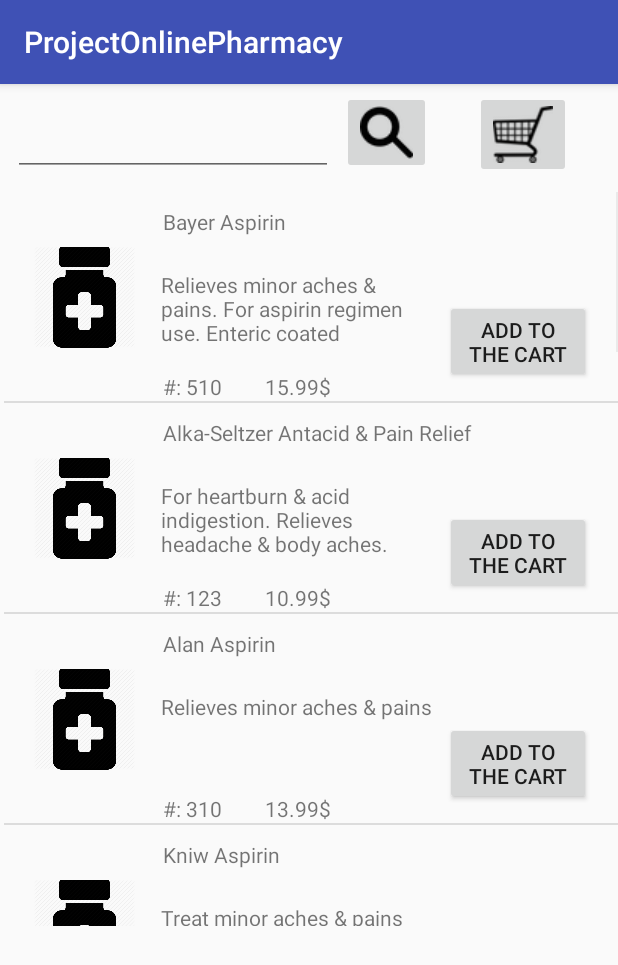
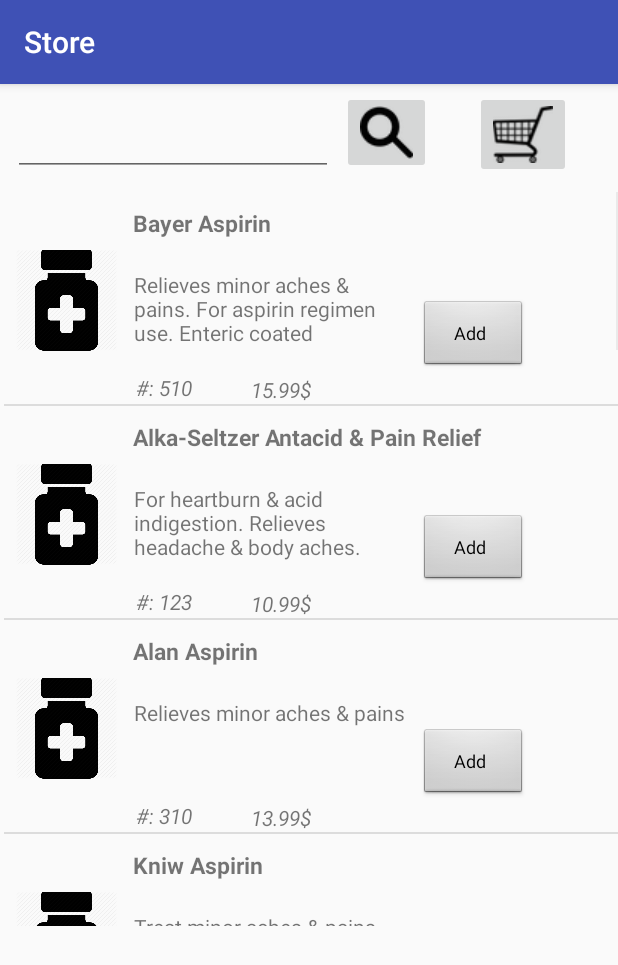
Before and after one commit to DuyTang1112/ProjectOnlinePharmacy, an Android app: the Main screen opened directly, with no data from a screen before it, on a phone screen of 412 x 824 dp. Shown: the top 965 px of the screen. Run offline under Robolectric (Android 15) with nearby library versions, the phone set to English and light mode, and no system bars.

Commit message:
Minor changes to appearance. Add functionality to add button to cart

```diff
--- a/app/src/main/java/com/example/duyanhtang/projectonlinepharmacy/LoginPage.java
+++ b/app/src/main/java/com/example/duyanhtang/projectonlinepharmacy/LoginPage.java
@@ -60,7 +60,7 @@ public class LoginPage extends Activity {
                 }else
                     Toast.makeText(LoginPage.this, "Database not deleted", Toast.LENGTH_LONG).show();*/
                 if (user.getText().toString().length()*pass.getText().toString().length()==0){
-                    Toast.makeText(LoginPage.this,"The fields should be filled",Toast.LENGTH_LONG).show();
+                    Toast.makeText(LoginPage.this,"All fields should be filled",Toast.LENGTH_LONG).show();
                     return;
                 }
                 Log.d("Login user",user.getText().toString());
--- a/app/src/main/java/com/example/duyanhtang/projectonlinepharmacy/Main.java
+++ b/app/src/main/java/com/example/duyanhtang/projectonlinepharmacy/Main.java
@@ -1,8 +1,11 @@
 package com.example.duyanhtang.projectonlinepharmacy;
 
+import android.app.ActionBar;
 import android.content.Intent;
 import android.database.Cursor;
 import android.database.sqlite.SQLiteDatabase;
+import android.graphics.Color;
+import android.graphics.drawable.ColorDrawable;
 import android.support.v7.app.AppCompatActivity;
 import android.os.Bundle;
 import android.util.Log;
@@ -28,6 +31,7 @@ public class Main extends AppCompatActivity {
 
         super.onCreate(savedInstanceState);
         setContentView(R.layout.absolut);
+        setTitle("Store");
         sql=new SQL(Main.this);
         db=sql.getReadableDatabase();
         lv=(ListView) findViewById(R.id.listview);
@@ -41,7 +45,8 @@ public class Main extends AppCompatActivity {
                     return;
                 }
                 String sql="select name, description, quantity, category, price from item_info " +
-                        "where name like '%"+searchbar.getText().toString()+"%' or category like '%"+searchbar.getText().toString()+"%'";
+                        "where name like '%"+searchbar.getText().toString().toLowerCase()+
+                        "%' or category like '%"+searchbar.getText().toString().toLowerCase()+"%'";
                 Cursor cur=db.rawQuery(sql,null);
                 cur.moveToFirst();
                 Item[] items=new Item[cur.getCount()];
@@ -63,6 +68,9 @@ public class Main extends AppCompatActivity {
         readData();
     }
 
+    /**
+     * showing all items
+     */
     private void readData() {
 
         Cursor cur=db.rawQuery("select name, description, quantity, category, price from item_info",null);
--- a/app/src/main/java/com/example/duyanhtang/projectonlinepharmacy/listView.java
+++ b/app/src/main/java/com/example/duyanhtang/projectonlinepharmacy/listView.java
@@ -1,15 +1,19 @@
 package com.example.duyanhtang.projectonlinepharmacy;
 
 import android.content.Context;
+import android.util.Log;
 import android.view.LayoutInflater;
 import android.view.View;
 import android.view.ViewGroup;
 import android.widget.BaseAdapter;
+import android.widget.Button;
 import android.widget.ImageButton;
 import android.widget.ImageView;
 import android.widget.TextView;
+import android.widget.Toast;
 
 import java.util.HashMap;
+import java.util.Map;
 
 public class listView extends BaseAdapter {
     Context activity;
@@ -39,7 +43,7 @@ public class listView extends BaseAdapter {
     }
 
     @Override
-    public View getView(int position, View convertView, ViewGroup parent) {
+    public View getView(final int position, View convertView, ViewGroup parent) {
         View newView = null;
         LayoutInflater inf = LayoutInflater.from(activity);
 
@@ -55,7 +59,25 @@ public class listView extends BaseAdapter {
        // ImageButton cart=(ImageButton)newView.findViewById(R.id.cart);
         //ImageButton search= (ImageButton)newView.findViewById(R.id.find);
         ImageView image=(ImageView) newView.findViewById(R.id.itemimage);
-
+        Button addToCart=(Button) newView.findViewById(R.id.add);
+        addToCart.setOnClickListener(new View.OnClickListener() {
+            @Override
+            public void onClick(View v) {
+                if (cart.get(item[position].getName())==null){
+                    cart.put(item[position].getName(),1);
+                }
+                else{
+                    cart.put(item[position].getName(),cart.get(item[position].getName())+1);
+                }
+                for (Map.Entry<String, Integer> entry : cart.entrySet()) {
+                    String key = entry.getKey();
+                    Integer value = entry.getValue();
+                    Log.d("Cart:",key+" / "+value);
+                    // ...
+                }
+                Toast.makeText(activity,"Add items successfully",Toast.LENGTH_SHORT).show();
+            }
+        });
         name.setText(item[position].getName());
         desc.setText(item[position].getDescription());
         stock.setText("#: "+item[position].getStock());
--- a/app/src/main/res/layout/row.xml
+++ b/app/src/main/res/layout/row.xml
@@ -8,47 +8,53 @@
         android:id="@+id/itemimage"
         android:layout_width="67dp"
         android:layout_height="76dp"
-        android:layout_x="20dp"
-        android:layout_y="32dp"
+        android:layout_x="8dp"
+        android:layout_y="34dp"
         app:srcCompat="@mipmap/ic_launcher" />
+
+    <TextView
+        android:id="@+id/name"
+        android:layout_width="279dp"
+        android:layout_height="35dp"
+        android:layout_x="86dp"
+        android:layout_y="10dp"
+        android:text="Name"
+        android:textSize="15sp"
+        android:textStyle="bold" />
 
     <TextView
         android:id="@+id/description"
         android:layout_width="181dp"
         android:layout_height="57dp"
-        android:layout_x="105dp"
+        android:layout_x="87dp"
         android:layout_y="52dp"
         android:text="Description" />
 
     <TextView
-        android:id="@+id/name"
-        android:layout_width="279dp"
-        android:layout_height="35dp"
-        android:layout_x="106dp"
-        android:layout_y="10dp"
-        android:text="Name" />
+        android:id="@+id/stock"
+        android:layout_width="59dp"
+        android:layout_height="wrap_content"
+        android:layout_x="88dp"
+        android:layout_y="121dp"
+        android:text="stock"
+        android:textStyle="italic" />
+
+    <TextView
+        android:id="@+id/price"
+        android:layout_width="74dp"
+        android:layout_height="wrap_content"
+        android:layout_x="165dp"
+        android:layout_y="122dp"
+        android:text="price"
+        android:textStyle="italic" />
 
     <Button
         android:id="@+id/add"
-        android:layout_width="97dp"
+        style="@android:style/Widget.Button"
+        android:layout_width="72dp"
         android:layout_height="wrap_content"
-        android:layout_x="294dp"
+        android:layout_x="277dp"
         android:layout_y="72dp"
-        android:text="Add to the cart" />
-
-    <TextView
-        android:id="@+id/price"
-        android:layout_width="103dp"
-        android:layout_height="wrap_content"
-        android:layout_x="174dp"
-        android:layout_y="120dp"
-        android:text="price" />
-
-    <TextView
-        android:id="@+id/stock"
-        android:layout_width="42dp"
-        android:layout_height="wrap_content"
-        android:layout_x="106dp"
-        android:layout_y="120dp"
-        android:text="stock" />
+        android:text="Add "
+        android:textSize="12sp" />
 </AbsoluteLayout>
```
Also changed, not shown: app/src/main/java/com/example/duyanhtang/projectonlinepharmacy/CartListView.java (renamed from app/src/main/java/com/example/duyanhtang/projectonlinepharmacy/cartListView.java, +10 -9 lines).
